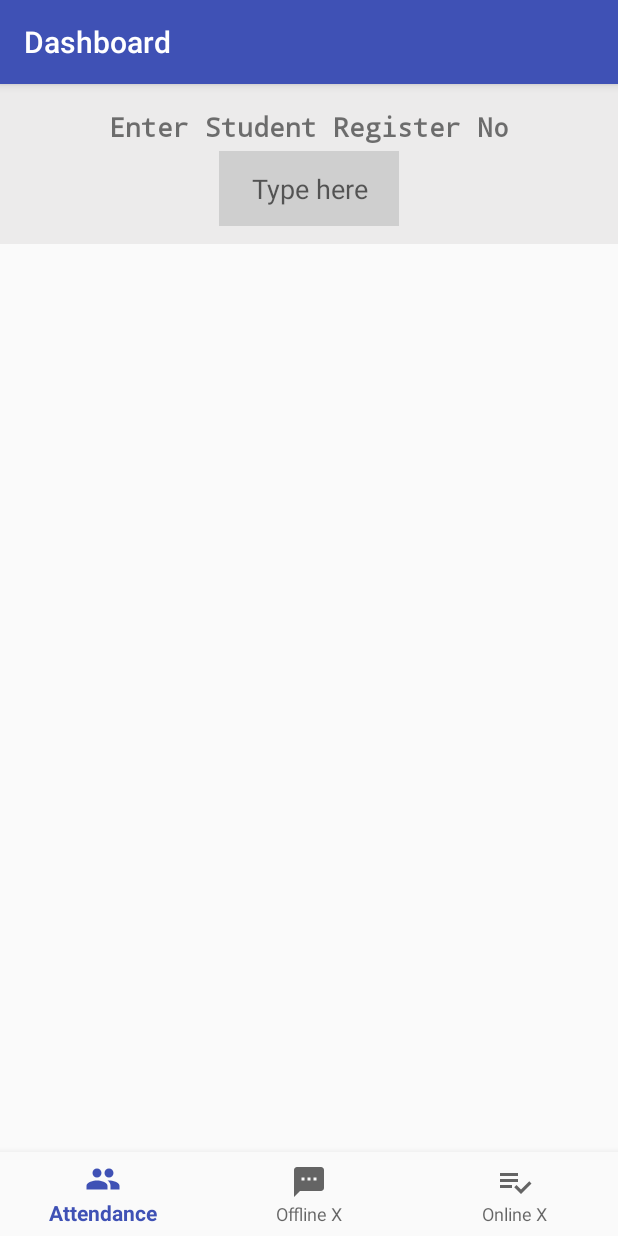
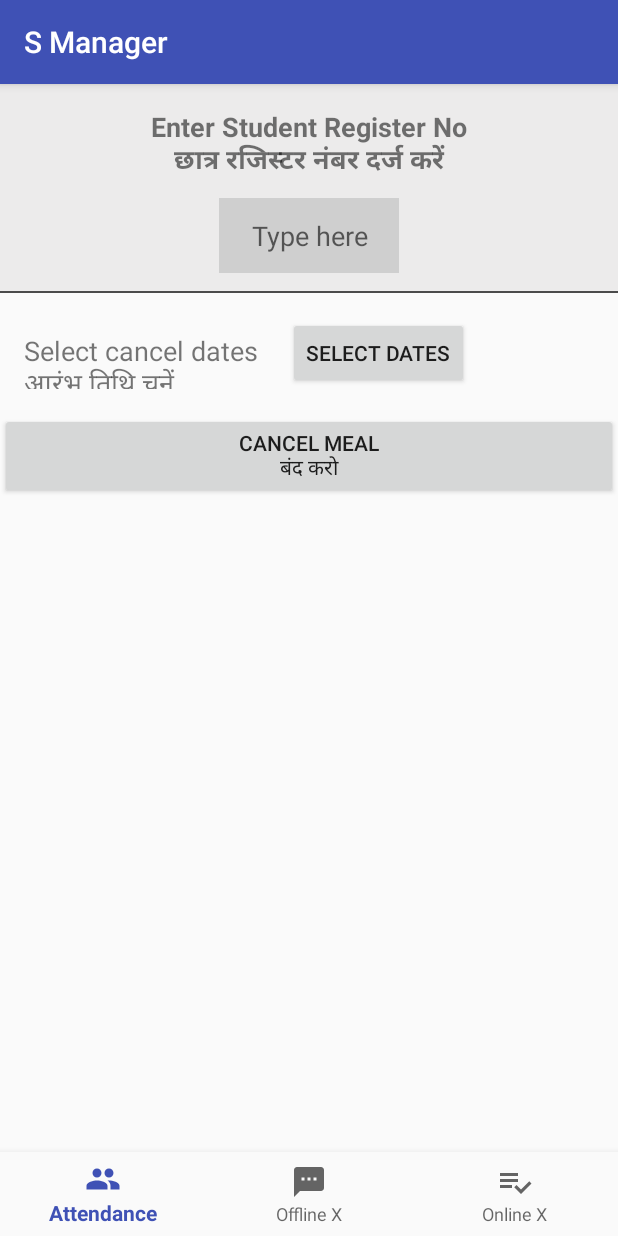
Before and after one commit to bhoomikbhamawat/Smanager, an Android app: the fragment FragmentOffline placed in its activity, on a phone screen of 412 x 824 dp. Run offline under Robolectric (Android 15) with nearby library versions, the light colour scheme and no system bars; libraries missing offline, so code that uses them is left out: com.applandeo.materialcalendarview, com.google.api.client, com.google.api.services; 1 statement that could not run was skipped.

Commit message:
offline cancel ui updated

```diff
--- a/app/build.gradle
+++ b/app/build.gradle
@@ -16,11 +16,17 @@ android {
             proguardFiles getDefaultProguardFile('proguard-android.txt'), 'proguard-rules.pro'
         }
     }
+
+    compileOptions {
+        sourceCompatibility JavaVersion.VERSION_1_8
+        targetCompatibility JavaVersion.VERSION_1_8
+    }
 }
 
 dependencies {
     implementation fileTree(dir: 'libs', include: ['*.jar'])
     implementation 'com.android.support:appcompat-v7:28.0.0'
+    compile 'com.applandeo:material-calendar-view:1.5.1'
     implementation 'com.android.support:design:28.0.0'
     implementation 'com.android.support.constraint:constraint-layout:1.1.3'
     testImplementation 'junit:junit:4.12'
--- a/app/src/main/AndroidManifest.xml
+++ b/app/src/main/AndroidManifest.xml
@@ -15,6 +15,7 @@
         android:theme="@style/AppTheme">
         <activity
             android:name=".MainActivity"
+            android:screenOrientation="portrait"
             android:label="Google Sheets API Android Quickstart">
             <intent-filter>
                 <action android:name="android.intent.action.MAIN" />
@@ -24,7 +25,8 @@
         </activity>
         <activity
             android:name=".Dashboard"
-            android:label="@string/title_activity_dashboard"></activity>
+            android:screenOrientation="portrait"
+            android:label="S Manager"></activity>
     </application>
 
 </manifest>
--- a/app/src/main/java/com/jain/shreyash/smanager/FragmentOffline.java
+++ b/app/src/main/java/com/jain/shreyash/smanager/FragmentOffline.java
@@ -1,21 +1,146 @@
 package com.jain.shreyash.smanager;
 
+import android.app.DatePickerDialog;
 import android.os.Bundle;
 import android.support.annotation.Nullable;
 import android.support.v4.app.Fragment;
 import android.view.LayoutInflater;
 import android.view.View;
 import android.view.ViewGroup;
+import android.widget.AdapterView;
+import android.widget.ArrayAdapter;
+import android.widget.Button;
+import android.widget.LinearLayout;
+import android.widget.ListView;
+import android.widget.Spinner;
+import android.widget.TextView;
+import android.widget.Toast;
 
-public class FragmentOffline extends Fragment {
+import com.applandeo.materialcalendarview.CalendarView;
+import com.applandeo.materialcalendarview.DatePicker;
+import com.applandeo.materialcalendarview.builders.DatePickerBuilder;
+import com.applandeo.materialcalendarview.listeners.OnSelectDateListener;
 
+import java.text.DateFormat;
+import java.text.SimpleDateFormat;
+import java.util.ArrayList;
+import java.util.Calendar;
+import java.util.Date;
+import java.util.List;
+import com.google.android.gms.common.ConnectionResult;
+import com.google.android.gms.common.GoogleApiAvailability;
+import com.google.api.client.extensions.android.http.AndroidHttp;
+import com.google.api.client.googleapis.extensions.android.gms.auth.GoogleAccountCredential;
+import com.google.api.client.http.HttpTransport;
+import com.google.api.client.json.JsonFactory;
+import com.google.api.client.json.jackson2.JacksonFactory;
+import com.google.api.client.util.ExponentialBackOff;
+import com.google.api.services.sheets.v4.SheetsScopes;
+import com.google.api.services.sheets.v4.model.ValueRange;
+
+import java.io.IOException;
+import java.util.ArrayList;
+import java.util.Arrays;
+import java.util.List;
+
+
+public class FragmentOffline extends Fragment implements AdapterView.OnItemSelectedListener,View.OnClickListener {
+    private  String field;
+    Button btnDatePicker;
+    ArrayList<Integer> offline_coloumn_list = new ArrayList<Integer>();
+    private int mYear, mMonth, mDay;
+    TextView txtDate;
+    ListView listView;
+    GoogleAccountCredential mCredential;
+
+    private static final String PREF_ACCOUNT_NAME = "accountName";
+
+
+    private static final String[] SCOPES = { SheetsScopes.SPREADSHEETS };
     @Nullable
     @Override
     public View onCreateView(LayoutInflater inflater, @Nullable ViewGroup container, @Nullable Bundle savedInstanceState) {
         //just change the fragment_dashboard
         //with the fragment you want to inflate
+        View view = inflater.inflate(R.layout.fragment_offline, container, false);
+        listView = (ListView) view.findViewById(R.id.listview_on_offline);
+
         //like if the class is HomeFragment it should have R.layout.home_fragment
         //if it is DashboardFragment it should have R.layout.fragment_dashboard
-        return inflater.inflate(R.layout.fragment_offline, null);
+
+
+
+        btnDatePicker=(Button)view.findViewById(R.id.btn_date);
+        btnDatePicker.setOnClickListener(this);
+
+
+
+
+        return view;
     }
+
+    @Override
+    public void onItemSelected(AdapterView<?> parent, View view, int position, long id) {
+        field = parent.getItemAtPosition(position).toString();
+        Toast.makeText(parent.getContext(), "Selected: " + field, Toast.LENGTH_SHORT).show();
+    }
+
+    @Override
+    public void onNothingSelected(AdapterView<?> adapterView) {
+
+    }
+
+    @Override
+    public void onClick(View view) {
+
+        DatePickerBuilder builder = new DatePickerBuilder(getContext(),listener )
+
+                .pickerType(CalendarView.MANY_DAYS_PICKER);
+
+        DatePicker datePicker = builder.build();
+        datePicker.show();
+
+
+    }
+    private OnSelectDateListener listener = new OnSelectDateListener() {
+        @Override
+        public void onSelect(List<Calendar> calendars) {
+            offline_coloumn_list.clear();
+
+            int num_dates=calendars.size();
+            String[] off_dates = new String[num_dates];
+            String[] off_day = new String[num_dates];
+            Boolean[] make_ck_set =new Boolean[num_dates];
+            Toast.makeText(getActivity(), String.valueOf(num_dates), Toast.LENGTH_SHORT).show();
+            for(int i = 0; i<num_dates; i++){
+                Calendar thiscal= calendars.get(i);
+                Date thisdate=thiscal.getTime();
+                DateFormat df = new SimpleDateFormat("dd/MM/yyyy");
+                DateFormat df_day = new SimpleDateFormat("dd");
+                String get_only_day_string = df_day.format(thisdate);
+
+                int this_day_of_month = Integer.valueOf(get_only_day_string);
+                DateFormat df_month = new SimpleDateFormat("MM");
+                String get_only_month_string=df_month.format(thisdate);
+                int this_month = Integer.valueOf(get_only_month_string);
+                String reportDate = df.format(thisdate);
+                SimpleDateFormat formatter = new SimpleDateFormat("EEE");
+                String this_day = formatter.format(thiscal.getTime());
+                off_dates[i]=reportDate;
+                off_day[i]=this_day;
+                make_ck_set[i]=true;
+                offline_coloumn_list.add(7+this_day_of_month+(this_month-1));
+
+
+            }
+            ViewGroup.LayoutParams params = listView.getLayoutParams();
+            params.height = (165)*num_dates;
+            OfflineCustomListAdapter whatever = new OfflineCustomListAdapter(getActivity(),off_dates,off_day, make_ck_set,make_ck_set,make_ck_set);
+            listView.setLayoutParams(params);
+            listView.requestLayout();
+            listView.setAdapter(whatever);
+
+
+        }
+    };
 }
--- a/app/src/main/res/layout/fragment_offline.xml
+++ b/app/src/main/res/layout/fragment_offline.xml
@@ -1,7 +1,14 @@
 <?xml version="1.0" encoding="utf-8"?>
-<android.support.constraint.ConstraintLayout
+<ScrollView
     xmlns:android="http://schemas.android.com/apk/res/android" android:layout_width="match_parent"
-    android:layout_height="match_parent">
+    android:layout_height="match_parent"
+    android:orientation="vertical">
+    <LinearLayout
+        android:layout_width="match_parent"
+        android:layout_height="wrap_content"
+        android:orientation="vertical">
+
+
     <LinearLayout
         android:layout_width="match_parent"
         android:layout_height="wrap_content"
@@ -17,12 +24,13 @@
                 android:layout_height="wrap_content"
                 android:padding="4dp"
                 android:textSize="18sp"
-                android:typeface="monospace"
+
                 android:layout_gravity="center"
                 android:gravity="center"
+                android:layout_marginBottom="8dp"
 
                 android:textStyle="bold"
-                android:text="Enter Student Register No"/>
+                android:text="Enter Student Register No\nछात्र रजिस्टर नंबर दर्ज करें"/>
             <EditText
                 android:layout_width="120dp"
                 android:id="@+id/reg_no_on_offline"
@@ -36,8 +44,56 @@
                 />
 
         </LinearLayout>
+        <View
+            android:layout_width="match_parent"
+            android:layout_height="1dp"
+            android:alpha=".7"
+            android:background="@android:color/background_dark" />
 
 
     </LinearLayout>
 
-</android.support.constraint.ConstraintLayout>
+
+    <LinearLayout
+        android:layout_width="match_parent"
+        android:layout_height="wrap_content"
+        android:padding="16sp"
+        android:orientation="horizontal">
+
+        <TextView
+            android:layout_width="wrap_content"
+            android:layout_height="wrap_content"
+
+            android:textSize="18sp"
+            android:text="Select cancel dates\nआरंभ तिथि चुनें"/>
+
+        <Button
+            android:layout_width="wrap_content"
+            android:layout_height="wrap_content"
+            android:layout_marginLeft="20dp"
+            android:text="SELECT DATES"
+            android:id="@+id/btn_date"
+            android:layout_alignBottom="@+id/in_date"
+            android:layout_toRightOf="@+id/in_date"
+            android:layout_toEndOf="@+id/in_date" />
+
+
+
+
+    </LinearLayout>
+
+        <ListView
+            android:id="@+id/listview_on_offline"
+            android:layout_width="match_parent"
+            android:layout_height="wrap_content">
+
+
+        </ListView>
+        <Button
+            android:layout_width="match_parent"
+            android:layout_height="wrap_content"
+            android:text="CANCEL MEAL\nबंद करो"/>
+
+</LinearLayout>
+
+</ScrollView>
```
Also changed, not shown: app/src/main/java/com/jain/shreyash/smanager/OfflineCustomListAdapter.java (added, +59 -0 lines), app/src/main/res/layout/offline_list_row.xml (added, +73 -0 lines), app/src/main/res/layout/spinner_item.xml (added, +11 -0 lines).
